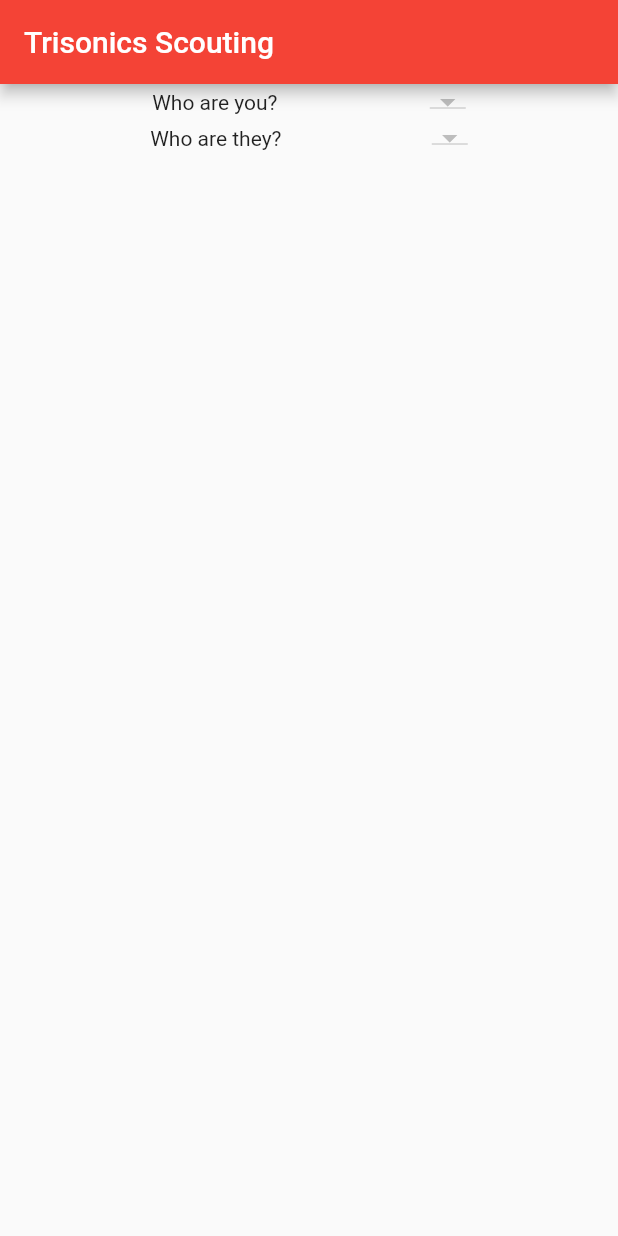
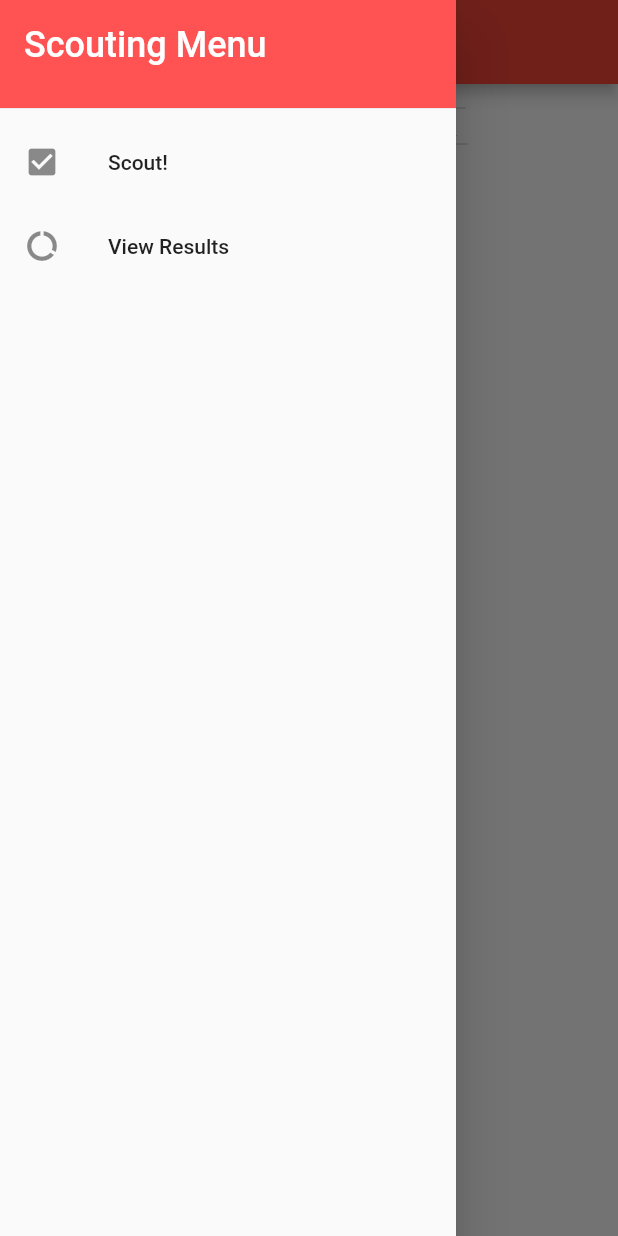
Before and after one commit to justinb4003/frc4003scout, a Flutter app: the screen it shows after launch, with the side drawer open (before the commit the screen has no drawer), on a phone screen of 412 x 824 dp. Run offline on Flutter 3.47's test engine with Material 2 defaults, Android fonts, the phone set to English and light mode, and no system bars; our stand-ins replace cloud_firestore; accounts and stored records are empty.

Commit message:
Implement basic navigation to 2nd page/route

```diff
--- /dev/null
+++ b/lib/drawer.dart
@@ -0,0 +1,37 @@
+import 'package:flutter/material.dart';
+import 'main.dart';
+import 'results.dart';
+
+  Widget buildAppDrawer(BuildContext context) {
+    return Drawer(
+      child: ListView(
+        //padding: EdgeInsets.zero,
+        children: <Widget>[
+          Container(
+            height: 80,
+            child: DrawerHeader(
+              child: Text('Scouting Menu',
+                  style: TextStyle(fontSize: 24, color: Colors.white)),
+              decoration: BoxDecoration(
+                color: Colors.redAccent,
+              ),
+            ),
+          ),
+          ListTile(
+            leading: Icon(Icons.check_box),
+            title: Text('Scout!'),
+            onTap: () {
+              Navigator.pushReplacement(context, MaterialPageRoute(builder: (context) => ScoutHomePage(title: 'Trisonics Scouting')));
+            },
+          ),
+          ListTile(
+            leading: Icon(Icons.data_usage),
+            title: Text('View Results'),
+            onTap: () {
+              Navigator.pushReplacement(context, MaterialPageRoute(builder: (context) => ResultsPage(title: 'View Results')));
+            },
+          ),
+        ],
+      ),
+    );
+  }
--- a/lib/main.dart
+++ b/lib/main.dart
@@ -1,5 +1,7 @@
 import 'package:flutter/material.dart';
 import 'package:cloud_firestore/cloud_firestore.dart';
+import 'drawer.dart';
+import 'results.dart';
 
 void main() => runApp(FRC4003ScoutApp());
 
@@ -195,7 +197,8 @@
                   setState(() {
                     _teamObj = v;
                   });
-                  bool mb = await checkResultsDocumentExists(getCurrDocumentID());
+                  bool mb =
+                      await checkResultsDocumentExists(getCurrDocumentID());
                   setState(() {
                     _matchBegun = mb;
                   });
@@ -371,6 +374,7 @@
     // change that warrants a rebuild of the UI.
     // It's like magic.  OoOoOo!
     return Scaffold(
+      drawer: buildAppDrawer(context),
       appBar: AppBar(
         title: Text(widget.title),
       ),
```
Also changed, not shown: lib/results.dart (added, +52 -0 lines).
